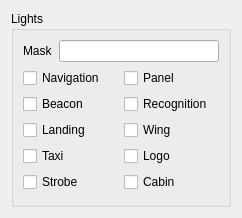
The window that src/UserInterface/src/Widget/LightWidget.ui (till213/SkyDolly) describes before a commit, drawn with Qt 5.
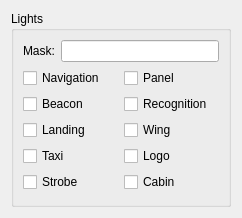
The same window after the commit.

Patch:
```diff
--- a/src/UserInterface/src/Widget/LightWidget.ui
+++ b/src/UserInterface/src/Widget/LightWidget.ui
@@ -35,7 +35,7 @@
       <item row="0" column="0">
        <widget class="QLabel" name="label_55">
         <property name="text">
-         <string>Mask</string>
+         <string>Mask:</string>
         </property>
        </widget>
       </item>
```
